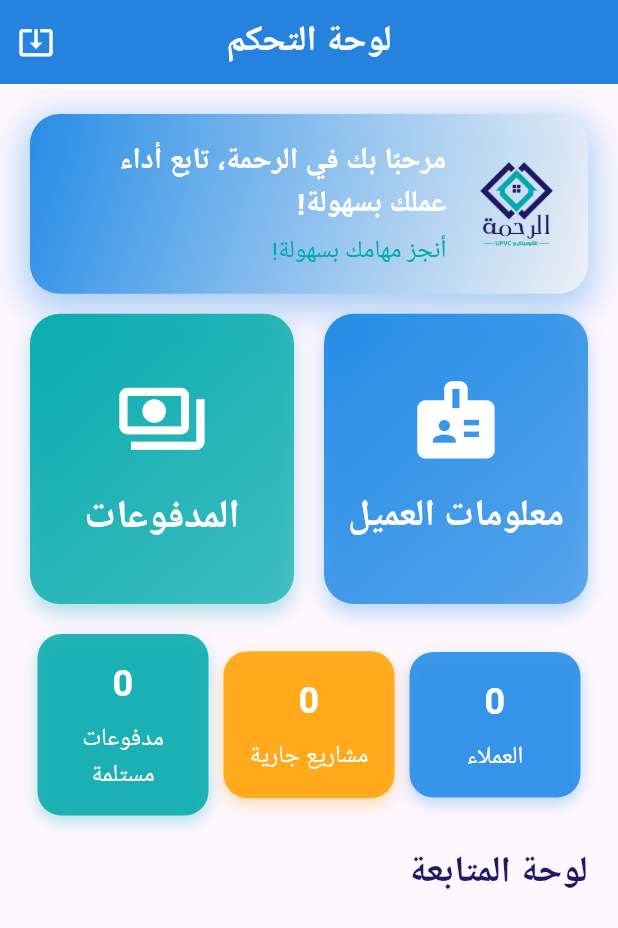
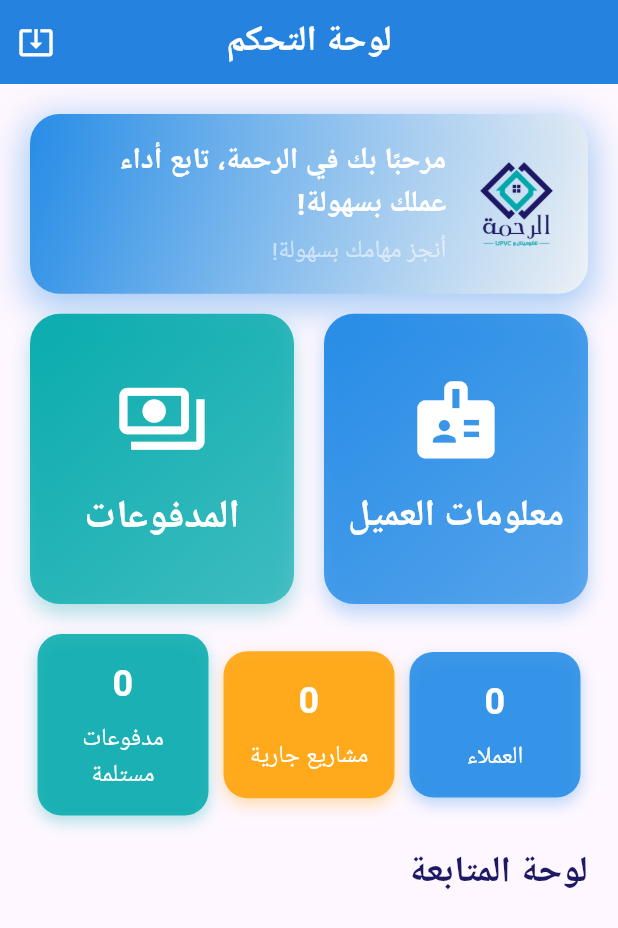
Before and after one commit to Mo7amed-fawzy/Alrahma, a Flutter app: the screen it shows after launch, on a phone screen of 412 x 824 dp. Shown: the top 928 px of the screen. Run offline on Flutter 3.47's test engine with Material 3 defaults, Android fonts, the phone set to English and light mode, and no system bars; our stand-ins replace device_info_plus, dio, flutter_bloc, flutter_dotenv, flutter_screenutil, hive_flutter and 5 more; missing offline and left inert: gal; accounts and stored records are empty; network calls fail; Roboto replaces fonts that are missing (Cairo).

```diff
--- a/lib/features/splash_trail/welcome.dart
+++ b/lib/features/splash_trail/welcome.dart
@@ -405,8 +405,8 @@ class _WelcomeMessageState extends State<WelcomeMessage>
                 Text(
                   'أنجز مهامك بسهولة!',
                   style: CustomTextStyles.cairoRegular14.copyWith(
-                    // color: Colors.white54,
-                    color: AppColors.alrahmaSecondColor,
+                    color: Colors.white54,
+                    // color: AppColors.alrahmaSecondColor,
                     fontSize: baseSize,
                   ),
                 ),
```
Also changed, not shown: 1 other file.
